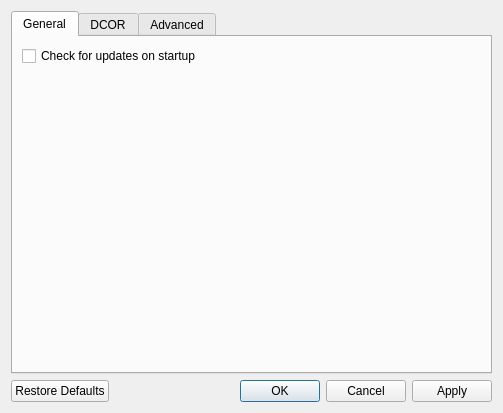
Old version of the form shapeout2/gui/preferences.ui in the repository ZELLMECHANIK-DRESDEN/ShapeOut2.
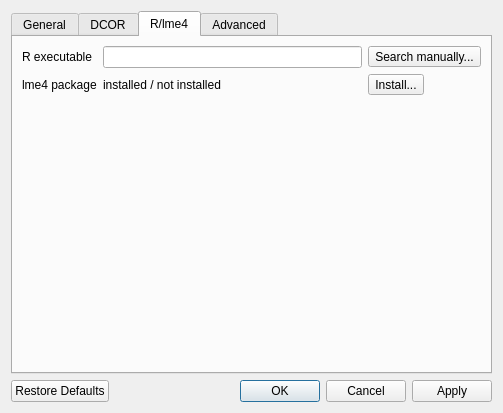
New version of the form. Icons and pictures are not drawn.

Commit message: enh: allow to set R executable in preferences

Diff of the .ui file:
```diff
--- a/shapeout2/gui/preferences.ui
+++ b/shapeout2/gui/preferences.ui
@@ -20,7 +20,7 @@
    <item>
     <widget class="QTabWidget" name="tabWidget">
      <property name="currentIndex">
-      <number>0</number>
+      <number>2</number>
      </property>
      <widget class="QWidget" name="tab_general">
       <attribute name="title">
@@ -122,6 +122,68 @@
        </item>
       </layout>
      </widget>
+     <widget class="QWidget" name="tab">
+      <attribute name="title">
+       <string>R/lme4</string>
+      </attribute>
+      <layout class="QVBoxLayout" name="verticalLayout_5">
+       <item>
+        <layout class="QGridLayout" name="gridLayout_2">
+         <item row="0" column="0">
+          <widget class="QLabel" name="label">
+           <property name="text">
+            <string>R executable</string>
+           </property>
+          </widget>
+         </item>
+         <item row="0" column="2">
+          <widget class="QToolButton" name="toolButton_lme4_search">
+           <property name="text">
+            <string>Search manually...</string>
+           </property>
+          </widget>
+         </item>
+         <item row="0" column="1">
+          <widget class="QLineEdit" name="lme4_rpath"/>
+         </item>
+         <item row="1" column="0">
+          <widget class="QLabel" name="label_4">
+           <property name="text">
+            <string>lme4 package</string>
+           </property>
+          </widget>
+         </item>
+         <item row="1" column="1">
+          <widget class="QLabel" name="label_lme4_installed">
+           <property name="text">
+            <string>installed / not installed</string>
+           </property>
+          </widget>
+         </item>
+         <item row="1" column="2">
+          <widget class="QToolButton" name="toolButton_lme4_install">
+           <property name="text">
+            <string>Install...</string>
+           </property>
+          </widget>
+         </item>
+        </layout>
+       </item>
+       <item>
+        <spacer name="verticalSpacer_4">
+         <property name="orientation">
+          <enum>Qt::Vertical</enum>
+         </property>
+         <property name="sizeHint" stdset="0">
+          <size>
+           <width>20</width>
+           <height>40</height>
+          </size>
+         </property>
+        </spacer>
+       </item>
+      </layout>
+     </widget>
      <widget class="QWidget" name="tab_advanced">
       <attribute name="title">
        <string>Advanced</string>
```
Left out of the diff: 3 changed lines with no effect on the pictures. The commit also changes 2 other files.
